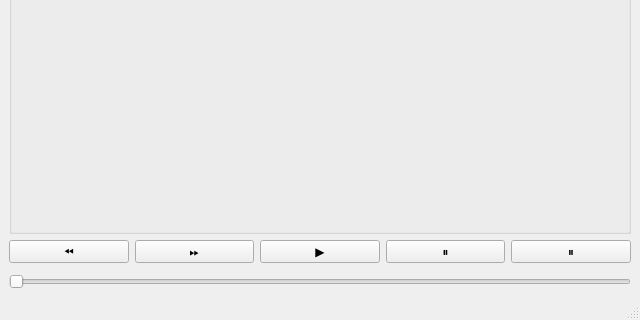
First picture: the form in video-player/mainwindow.ui, repository Tumyr-Fidailevich/video-player, before the edit; both pictures show x 0 to 640 and y 182 to 502 of the 640 by 502 pixel window.
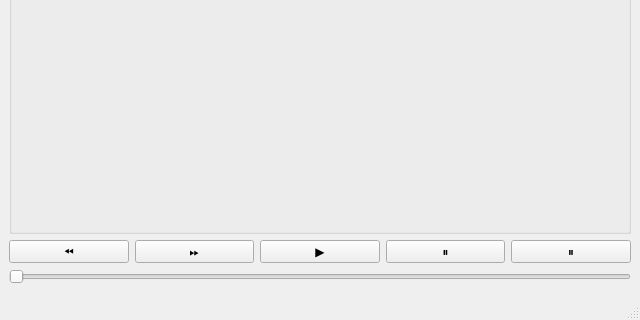
Second picture: the form after the edit.

The edit to the form file:
```diff
--- a/video-player/mainwindow.ui
+++ b/video-player/mainwindow.ui
@@ -93,6 +93,13 @@
         </item>
        </layout>
       </item>
+      <item>
+       <widget class="QSlider" name="horizontalSlider">
+        <property name="orientation">
+         <enum>Qt::Horizontal</enum>
+        </property>
+       </widget>
+      </item>
       <item>
        <spacer name="horizontalSpacer">
         <property name="orientation">
@@ -106,13 +113,6 @@
         </property>
        </spacer>
       </item>
-      <item>
-       <widget class="QSlider" name="horizontalSlider">
-        <property name="orientation">
-         <enum>Qt::Horizontal</enum>
-        </property>
-       </widget>
-      </item>
      </layout>
     </item>
    </layout>
```
